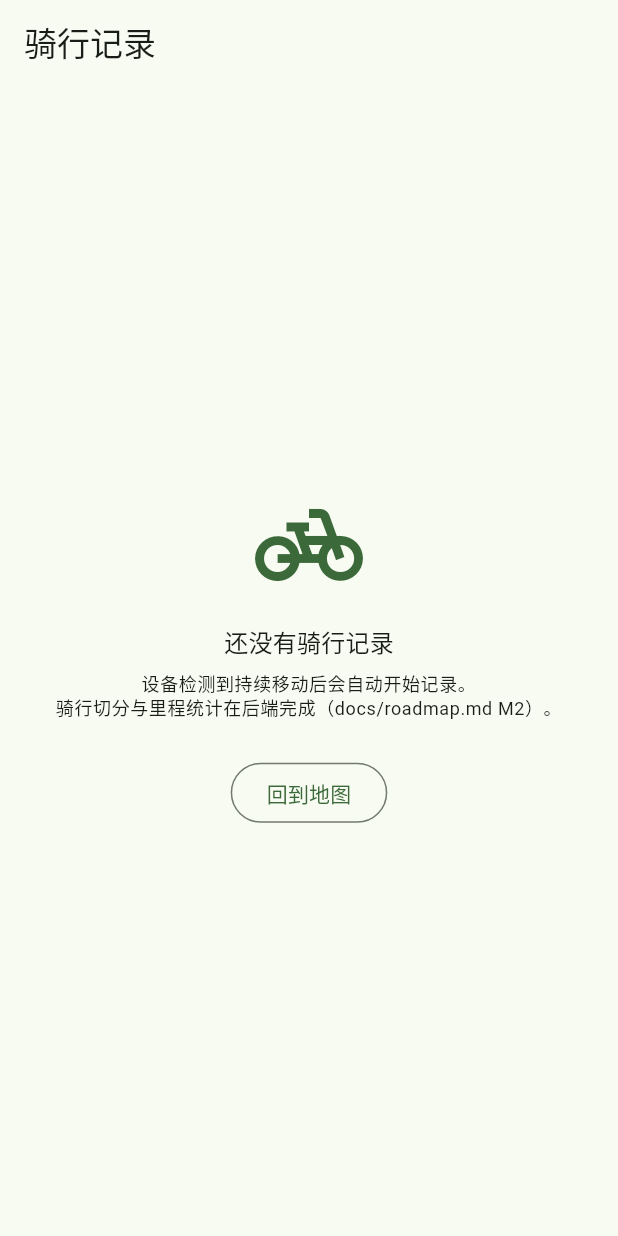
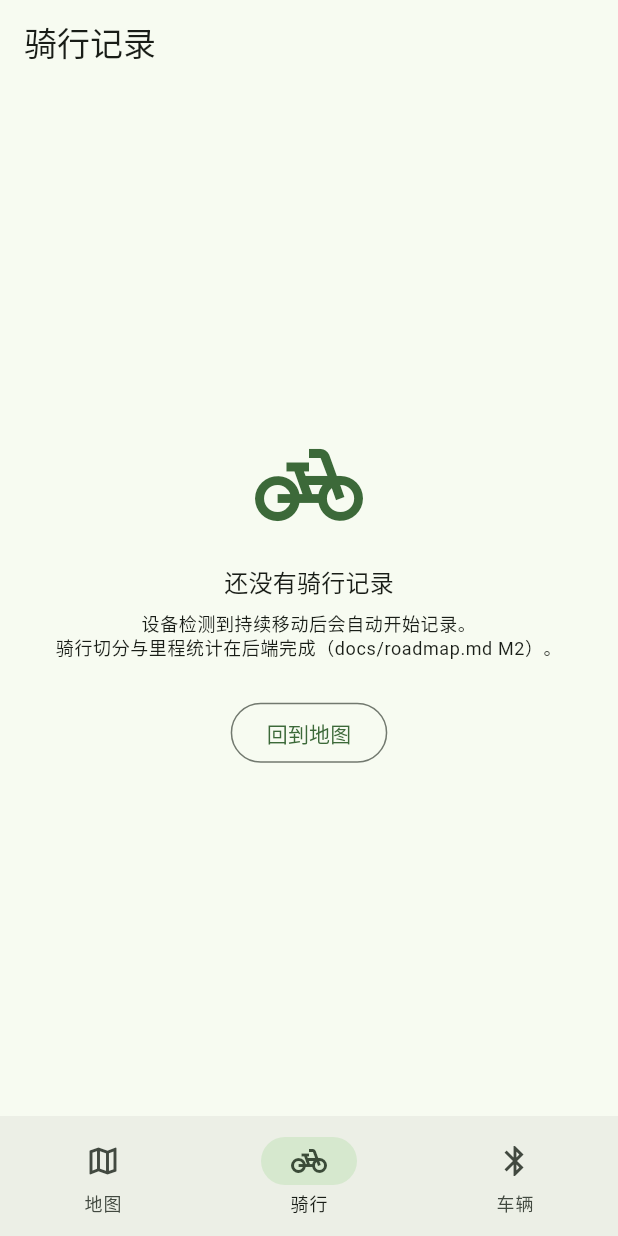
Before and after one commit to bycicle-locating/bycicle-locating, a Flutter app: the screen it shows after launch, item 2 of the bottom bar chosen, on a phone screen of 412 x 824 dp. Run offline on Flutter 3.47's test engine with Material 3 defaults, Android fonts, the light colour scheme and no system bars; our stand-ins replace dio, flutter_riverpod, go_router.

Commit message:
fix(app): 一级 tab 常驻底栏并补齐二级页返回

```diff
--- a/app/lib/core/router/app_router.dart
+++ b/app/lib/core/router/app_router.dart
@@ -7,6 +7,7 @@ import '../../features/device/presentation/device_page.dart';
 import '../../features/map/presentation/map_page.dart';
 import '../../features/ride/presentation/ride_list_page.dart';
 import '../../features/settings/presentation/settings_page.dart';
+import 'main_shell.dart';
 
 /// 路由表。
 ///
@@ -16,17 +17,35 @@ final appRouterProvider = Provider<GoRouter>((ref) {
   return GoRouter(
     initialLocation: '/map',
     routes: [
+      StatefulShellRoute.indexedStack(
+        builder: (context, state, navigationShell) =>
+            MainShell(navigationShell: navigationShell),
+        branches: [
+          StatefulShellBranch(
+            routes: [
               GoRoute(
                 path: '/map',
                 builder: (context, state) => const MapPage(),
               ),
+            ],
+          ),
+          StatefulShellBranch(
+            routes: [
               GoRoute(
                 path: '/rides',
                 builder: (context, state) => const RideListPage(),
               ),
+            ],
+          ),
+          StatefulShellBranch(
+            routes: [
               GoRoute(
                 path: '/device',
                 builder: (context, state) => const DevicePage(),
+              ),
+            ],
+          ),
+        ],
       ),
       GoRoute(
         path: '/device/pair',
--- /dev/null
+++ b/app/lib/core/router/main_shell.dart
@@ -0,0 +1,28 @@
+import 'package:flutter/material.dart';
+import 'package:go_router/go_router.dart';
+
+/// 三个一级 tab 的骨架：底部导航常驻，分支栈由 go_router 管理。
+///
+/// 一级页（地图/骑行/车辆）之间用 `goBranch` 切换，不产生返回栈；
+/// 绑定、设置等二级页走 `push`，覆盖本骨架并自带返回箭头。
+class MainShell extends StatelessWidget {
+  const MainShell({super.key, required this.navigationShell});
+
+  final StatefulNavigationShell navigationShell;
+
+  @override
+  Widget build(BuildContext context) {
+    return Scaffold(
+      body: navigationShell,
+      bottomNavigationBar: NavigationBar(
+        selectedIndex: navigationShell.currentIndex,
+        onDestinationSelected: (index) => navigationShell.goBranch(index),
+        destinations: const [
+          NavigationDestination(icon: Icon(Icons.map_outlined), label: '地图'),
+          NavigationDestination(icon: Icon(Icons.pedal_bike), label: '骑行'),
+          NavigationDestination(icon: Icon(Icons.bluetooth), label: '车辆'),
+        ],
+      ),
+    );
+  }
+}
--- a/app/lib/features/device/presentation/device_page.dart
+++ b/app/lib/features/device/presentation/device_page.dart
@@ -20,7 +20,7 @@ class DevicePage extends StatelessWidget {
             title: const Text('绑定设备'),
             subtitle: const Text('触碰车上的 NFC 标签完成绑定'),
             trailing: const Icon(Icons.chevron_right),
-            onTap: () => context.go('/device/pair'),
+            onTap: () => context.push('/device/pair'),
           ),
           const Divider(height: 1),
           const ListTile(
```
Also changed, not shown: app/lib/features/map/presentation/map_page.dart (+2 -20 lines). Lines whose indentation alone changed are shown as unchanged.
